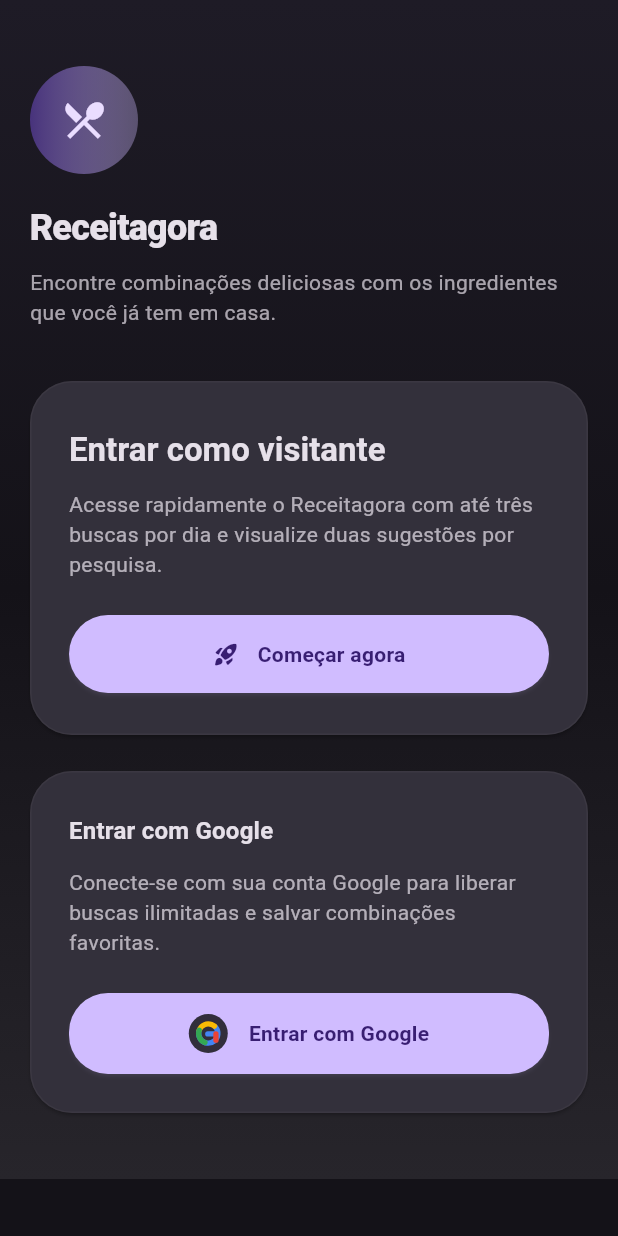
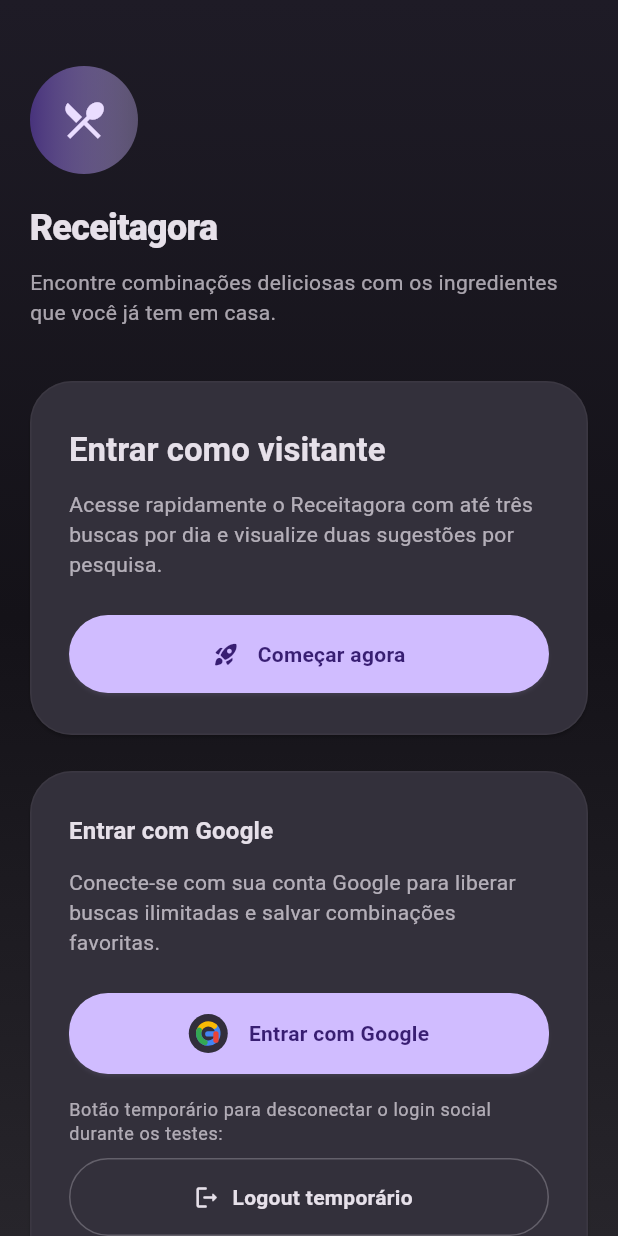
Before and after one commit to LeandroCMP/receitagora, a Flutter app: the screen it shows after launch, after a tap on "Entrar com Google", on a phone screen of 412 x 824 dp. Run offline on Flutter 3.47's test engine with Material 3 defaults, Android fonts, the phone set to English and light mode, and no system bars; our stand-ins replace cloud_firestore, equatable, firebase_auth, firebase_core, flutter_dotenv, get and 3 more; accounts and stored records are empty.

Commit message:
Ajusta autenticação Google e adiciona logout temporário

```diff
--- a/lib/app/bindings/initial_binding.dart
+++ b/lib/app/bindings/initial_binding.dart
@@ -25,12 +25,7 @@
     Get.put<FirebaseAuth>(FirebaseAuth.instance, permanent: true);
     Get.put<FirebaseFirestore>(FirebaseFirestore.instance, permanent: true);
     Get.put<GoogleSignIn>(
-      GoogleSignIn(
-        scopes: const <String>[
-          'email',
-          'https://www.googleapis.com/auth/userinfo.profile',
-        ],
-      ),
+      GoogleSignIn.instance,
       permanent: true,
     );
     Get.putAsync<SessionService>(
--- a/lib/core/services/auth_service.dart
+++ b/lib/core/services/auth_service.dart
@@ -29,17 +29,19 @@
   final FirebaseFirestore firestore;
   Future<void>? _googleSignInInitialization;
   SessionService get sessionService => Get.find<SessionService>();
+  static const List<String> _scopeHint = <String>[
+    'email',
+    'https://www.googleapis.com/auth/userinfo.profile',
+  ];
 
   Future<SessionUser> signInWithGoogle() async {
     try {
       await _ensureGoogleSignInInitialized();
 
-      final account = await googleSignIn.signIn();
-      if (account == null) {
-        throw AuthFailure.cancelled();
-      }
+      final GoogleSignInAccount account =
+          await googleSignIn.authenticate(scopeHint: _scopeHint);
 
-      final authTokens = await account.authentication;
+      final authTokens = account.authentication;
       final idToken = authTokens.idToken;
       if (idToken == null || idToken.isEmpty) {
         throw AuthFailure.message(
@@ -49,7 +51,6 @@
 
       final credential = GoogleAuthProvider.credential(
         idToken: idToken,
-        accessToken: authTokens.accessToken,
       );
 
       final result = await firebaseAuth.signInWithCredential(credential);
@@ -103,6 +104,35 @@
       throw AuthFailure.message(
         'Não foi possível completar o login com Google. Tente novamente em instantes.',
       );
+    }
+  }
+
+  Future<void> signOut() async {
+    AuthFailure? failure;
+
+    try {
+      await _ensureGoogleSignInInitialized();
+      await googleSignIn.signOut();
+    } on GoogleSignInException catch (error) {
+      failure ??= AuthFailure.message(_translateGoogleSignInError(error));
+    } on PlatformException catch (error) {
+      failure ??= AuthFailure.message(_translatePlatformError(error));
+    } on UnsupportedError {
+      failure ??=
+          AuthFailure.message('O logout com Google não está disponível para esta plataforma.');
+    }
+
+    try {
+      await firebaseAuth.signOut();
+    } on FirebaseAuthException catch (error) {
+      failure ??= AuthFailure.message(_translateFirebaseAuthError(error));
+    }
+
+    await sessionService.ensureInitialized();
+    await sessionService.clearSession();
+
+    if (failure != null) {
+      throw failure;
     }
   }
 
--- a/lib/modules/auth/presentation/pages/login_page.dart
+++ b/lib/modules/auth/presentation/pages/login_page.dart
@@ -292,6 +292,35 @@
                 );
               },
             ),
+            const SizedBox(height: 16),
+            Text(
+              'Botão temporário para desconectar o login social durante os testes:',
+              style: theme.textTheme.bodySmall?.copyWith(
+                color: theme.colorScheme.onSurface.withOpacity(0.7),
+              ),
+            ),
+            const SizedBox(height: 8),
+            Obx(
+              () {
+                final loading = controller.isGoogleSignOutLoading.value;
+                return OutlinedButton.icon(
+                  onPressed: loading ? null : controller.signOutFromGoogle,
+                  icon: loading
+                      ? SizedBox(
+                          width: 18,
+                          height: 18,
+                          child: CircularProgressIndicator(
+                            strokeWidth: 2,
+                            valueColor: AlwaysStoppedAnimation<Color>(
+                              theme.colorScheme.primary,
+                            ),
+                          ),
+                        )
+                      : const Icon(Icons.logout_rounded),
+                  label: Text(loading ? 'Saindo...' : 'Logout temporário'),
+                );
+              },
+            ),
           ],
         ),
       ),
```
Also changed, not shown: lib/core/services/session_service.dart (+10 -0 lines), lib/modules/auth/presentation/controllers/login_controller.dart (+46 -0 lines).
